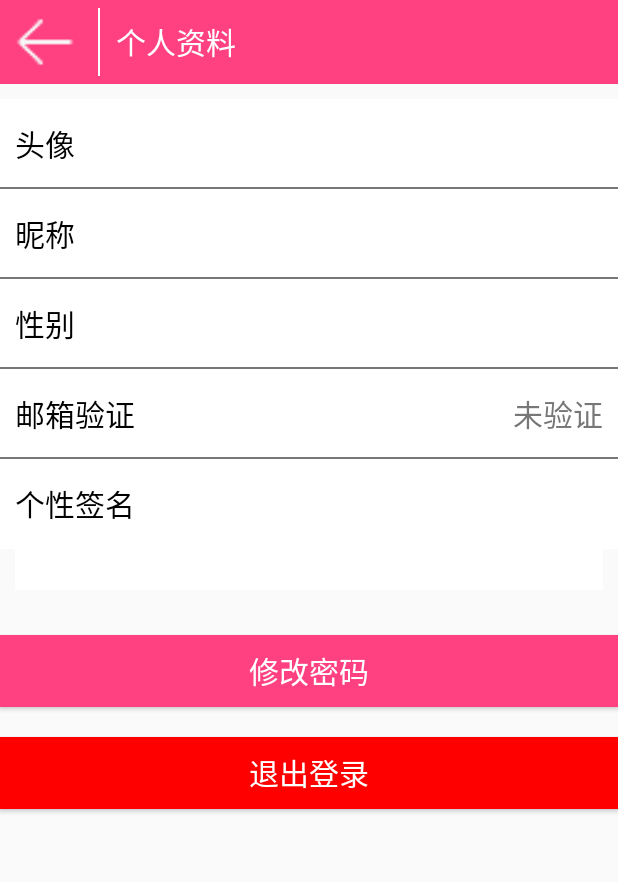
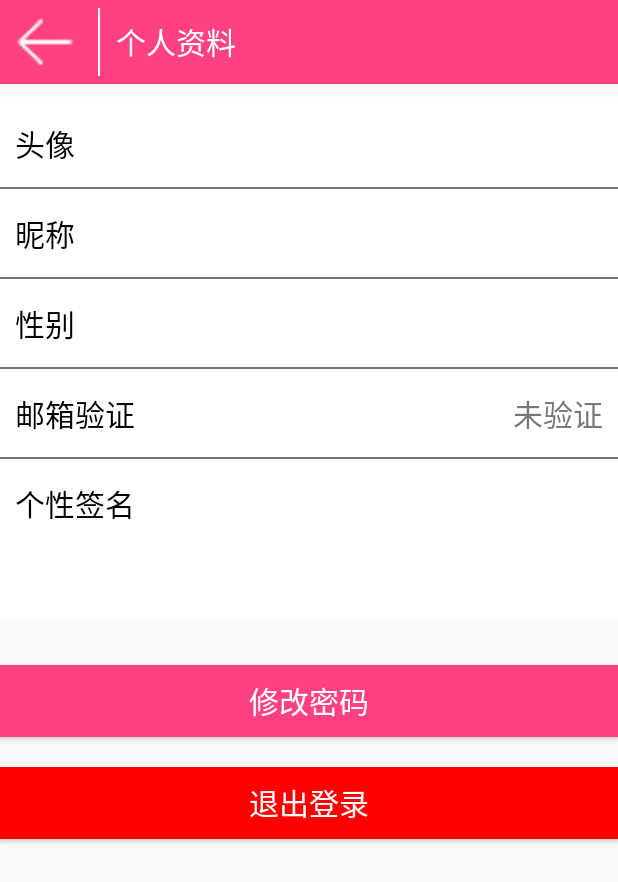
Before and after one commit to NicoLiutong/BianQian, an Android app: the UserMessageActivity screen opened directly, with no data from a screen before it, on a phone screen of 412 x 824 dp. Shown: the top 882 px of the screen. Run offline under Robolectric (Android 15) with nearby library versions, the phone set to English and light mode, and no system bars; our stand-ins replace CircleImageView; libraries missing offline, so code that uses them is left out: cn.bmob.v3; 8 statements that could not run were skipped.

Commit message:
2017.6.1

```diff
--- a/app/src/main/java/com/example/bianqian/activity/RegisterActivity.java
+++ b/app/src/main/java/com/example/bianqian/activity/RegisterActivity.java
@@ -76,7 +76,7 @@ public class RegisterActivity extends BasicActivity {
                                     user.setEmail(emailEdit.getText().toString());
                                     user.setPassword(passwordEdit.getText().toString());
                                     user.setIndividuality("这个人好懒，神马都没有");
-                                    user.setSex(" ");
+                                    user.setSex("未知生物");
                                     user.setUesrImage(file);
                                     user.signUp(new SaveListener<User>() {
                                         @Override
--- a/app/src/main/res/layout/activity_user_message.xml
+++ b/app/src/main/res/layout/activity_user_message.xml
@@ -121,8 +121,9 @@
         android:layout_width="match_parent"
         android:layout_height="wrap_content"
         android:background="@color/white"
-        android:layout_marginLeft="10dp"
-        android:layout_marginRight="10dp"
+        android:paddingLeft="10dp"
+        android:paddingRight="10dp"
+        android:paddingBottom="20dp"
         android:textSize="20sp"
         android:textColor="@color/gray"
         />
--- a/app/src/main/res/values/styles.xml
+++ b/app/src/main/res/values/styles.xml
@@ -72,4 +72,8 @@
         <item name="android:layout_alignParentBottom">true</item>
         <item name="android:background">@color/gray</item>
     </style>
+
+    <style name="MyDialog" parent="android:Theme.Holo.Light.Dialog">
+        <item name="android:windowNoTitle">true</item>
+    </style>
 </resources>
```
Also changed, not shown: app/src/main/java/com/example/bianqian/activity/UserMessageActivity.java (+38 -1 lines).
